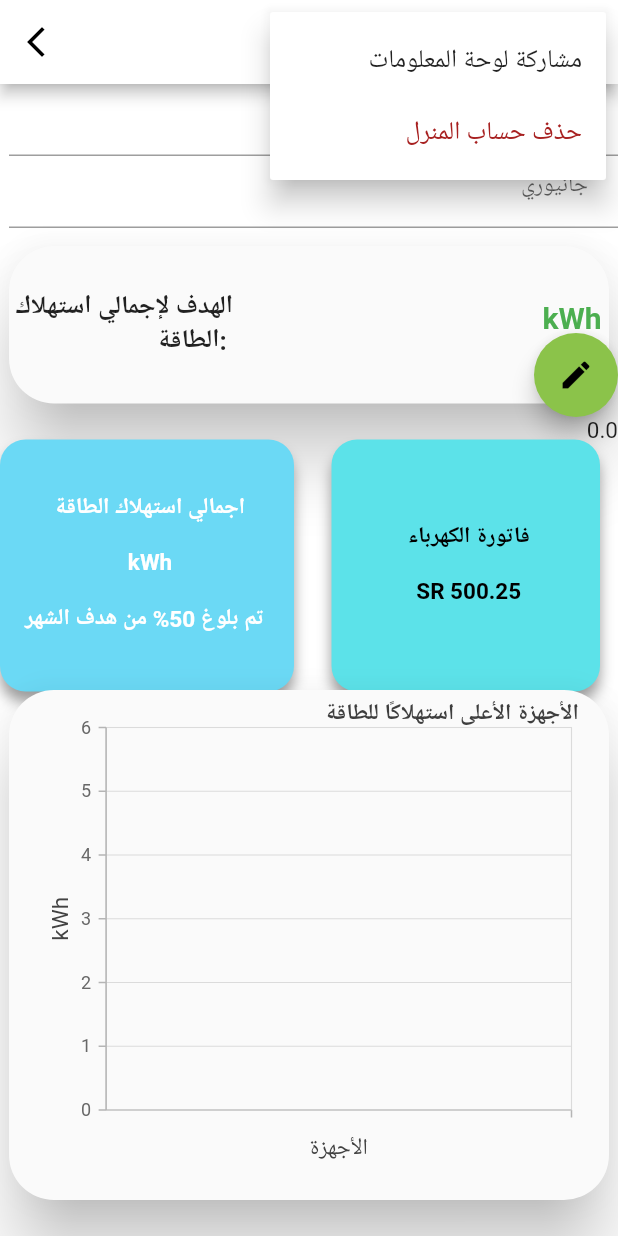
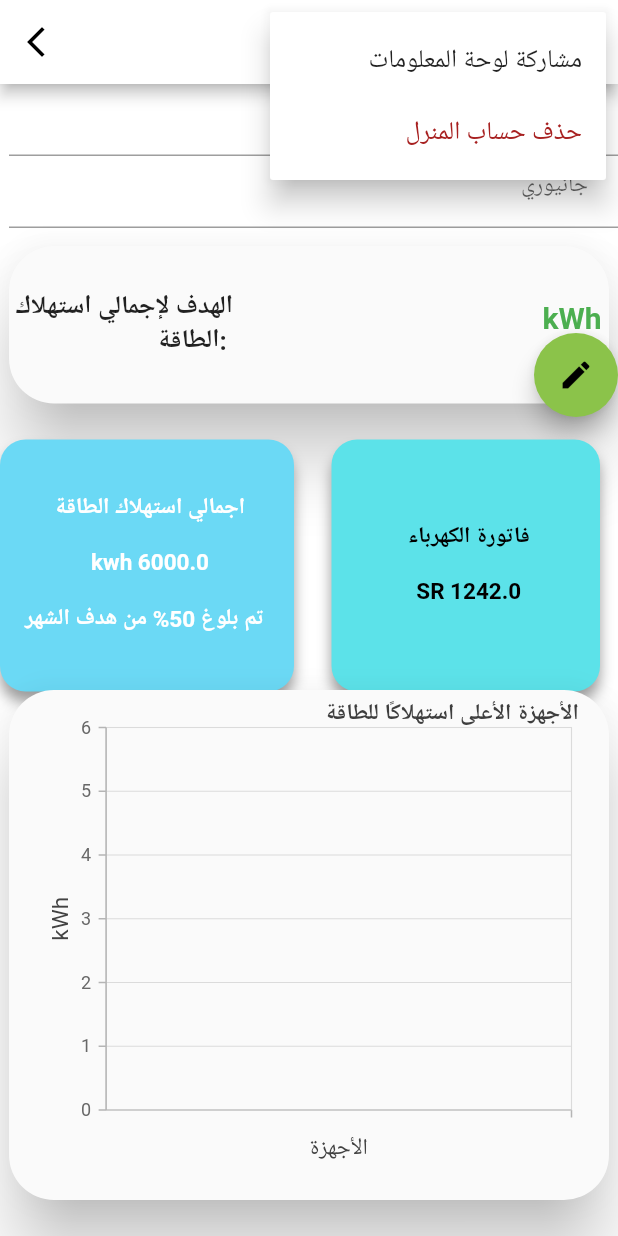
Before and after one commit to reemswe/rashd, a Flutter app: the dashboard screen opened directly with empty values, after a tap on the "more vert" icon, on a phone screen of 412 x 824 dp. Run offline on Flutter 3.47's test engine with Material 2 defaults, Android fonts, the light colour scheme and no system bars; our stand-ins replace bottom_navy_bar, cloud_firestore, email_validator, firebase_auth, firebase_core, firebase_storage and 5 more; missing offline and left inert: flutter_share; accounts and stored records are empty; project files that could hold a hidden picture were left out.

Commit message:
calculate bill & energy

```diff
--- a/lib/Dashboard/dashboard.dart
+++ b/lib/Dashboard/dashboard.dart
@@ -84,6 +84,7 @@ class _dashboardState extends State<dashboard> {
   String houseName = '';
   String houseID = '';
   double electricityBill = 0;
+  double energyFromBill = 0;
   @override
   void initState() {
     setState(() {
@@ -107,6 +108,7 @@ class _dashboardState extends State<dashboard> {
           houseName = value.data()!["houseName"];
           print('houseName: $houseName');
           double electricityBill = 0;
+          double energyFromBill = 0;
         });
       });
     });
@@ -119,6 +121,26 @@ class _dashboardState extends State<dashboard> {
 
   @override
   Widget build(BuildContext context) {
+    calculateBill(6000);
+    calculateEnergy(1080);
+    List text2 = [
+      [
+        'فاتورة الكهرباء\n\n$electricityBill SR',
+        '.25 SR',
+        '\t',
+        const Color.fromARGB(255, 92, 226, 233),
+        Colors.black,
+        const EdgeInsets.fromLTRB(15, 15, 12, 23),
+      ],
+      [
+        'اجمالي استهلاك الطاقة\n\n$energyFromBill kwh\n\n  تم بلوغ 50% من هدف الشهر',
+        '',
+        'تم بلوغ 50% من هدف الشهر',
+        const Color.fromARGB(255, 107, 217, 245),
+        Colors.white,
+        const EdgeInsets.fromLTRB(0, 15, 10, 23),
+      ]
+    ];
     return Scaffold(
       appBar: AppBar(
         title: FutureBuilder(
@@ -374,6 +396,11 @@ class _dashboardState extends State<dashboard> {
                                 });
                           }))
                 ]),
+                // Container(child: Text(electricityBill.toString())),
+                // SizedBox(
+                //   height: 20,
+                // ),
+                // Container(child: Text(energyFromBill.toString())),
                 Expanded(
                   child: Stack(children: [
                     Container(
@@ -386,12 +413,12 @@ class _dashboardState extends State<dashboard> {
                               crossAxisSpacing: 0.0,
                               mainAxisSpacing: 4.0),
                       itemBuilder: (BuildContext context, int index) {
-                        final item = text[index];
+                        final item = text2[index];
 
                         return buildCard(item);
                       },
                     )),
-                    Container(child: Text(electricityBill.toString())),
+
                     //chart
                     FutureBuilder(
                         future: data,
@@ -672,7 +699,6 @@ class _dashboardState extends State<dashboard> {
                           setState(() {
                             double e = double.parse(goalController.text);
                             goal();
-                            calculateBill(e);
                           });
                           UpdateDB();
                           Navigator.of(context).pop();
@@ -786,17 +812,33 @@ class _dashboardState extends State<dashboard> {
 
 //calculate electricity bill for 30 days
 //بدون رسوم خدمة العداد
-  void calculateBill(double e) {
+  void calculateBill(double energy) {
     double slat_1 = 0;
     double slat_2 = 0;
-    if (e > 6000) {
+    if (energy > 6000) {
       slat_1 = 6000 * 0.18;
-      slat_2 = (e - 6000) * 0.30;
+      slat_2 = (energy - 6000) * 0.30;
     } else {
-      slat_1 = e * 0.18;
+      slat_1 = energy * 0.18;
     }
     setState(() {
       electricityBill = (slat_1 + slat_2) * 1.15;
+    });
+  }
+//calculate energy from electricity bill
+
+  void calculateEnergy(double bill) {
+    double slat_1 = 0;
+    double slat_2 = 0;
+    //double energy = 0;
+    if (bill > 1080) {
+      slat_1 = 6000; // 1080/0.18
+      slat_2 = (bill - 1080) / 0.30;
+    } else {
+      slat_1 = bill / 0.18;
+    }
+    setState(() {
+      energyFromBill = (slat_1 + slat_2);
     });
   }
 }
```
